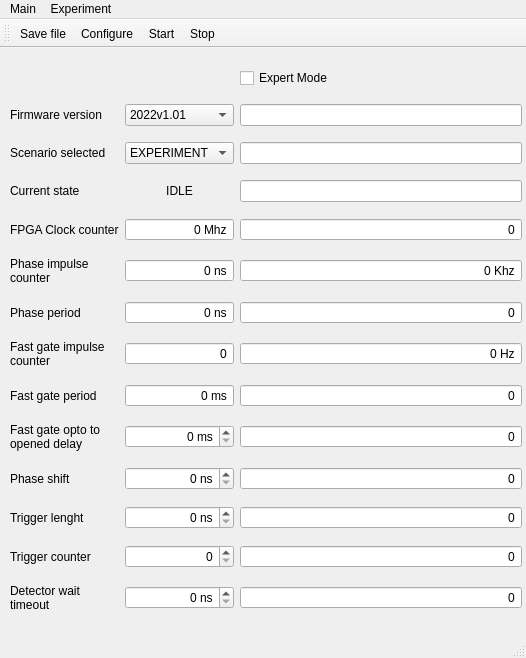
This is synchronization_block/mainwindow.ui in gergler/synchronization-block-software as Qt 5 draws it before an edit. The edited form follows.
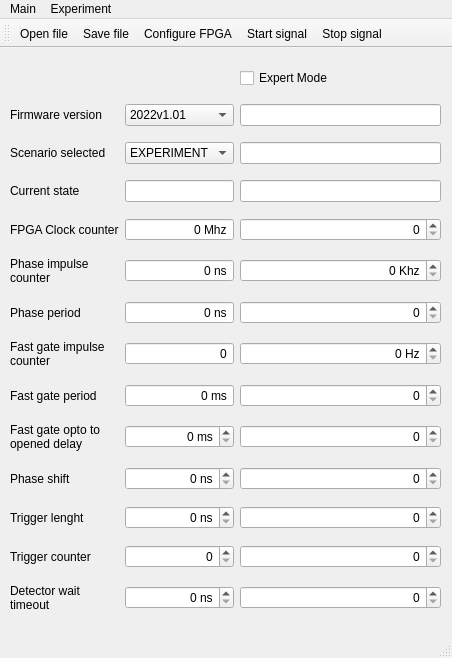
This is the edited form. Icons and pictures are not drawn.

Commit message: add json classes s Please enter the commit message for your changes. Lines starting

```diff
--- a/synchronization_block/mainwindow.ui
+++ b/synchronization_block/mainwindow.ui
@@ -6,7 +6,7 @@
    <rect>
     <x>0</x>
     <y>0</y>
-    <width>526</width>
+    <width>452</width>
     <height>658</height>
    </rect>
   </property>
@@ -18,7 +18,7 @@
   </property>
   <property name="minimumSize">
    <size>
-    <width>526</width>
+    <width>452</width>
     <height>658</height>
    </size>
   </property>
@@ -37,7 +37,7 @@
      <rect>
       <x>10</x>
       <y>10</y>
-      <width>512</width>
+      <width>431</width>
       <height>571</height>
      </rect>
     </property>
@@ -104,25 +104,6 @@
        </property>
       </widget>
      </item>
-     <item row="6" column="1" colspan="2">
-      <widget class="QLabel" name="current_state">
-       <property name="minimumSize">
-        <size>
-         <width>0</width>
-         <height>0</height>
-        </size>
-       </property>
-       <property name="layoutDirection">
-        <enum>Qt::RightToLeft</enum>
-       </property>
-       <property name="text">
-        <string>IDLE</string>
-       </property>
-       <property name="alignment">
-        <set>Qt::AlignCenter</set>
-       </property>
-      </widget>
-     </item>
      <item row="10" column="1" colspan="2">
       <widget class="QSpinBox" name="spinBox_10">
        <property name="alignment">
@@ -149,7 +130,7 @@
         <set>Qt::AlignRight|Qt::AlignTrailing|Qt::AlignVCenter</set>
        </property>
        <property name="buttonSymbols">
-        <enum>QAbstractSpinBox::NoButtons</enum>
+        <enum>QAbstractSpinBox::UpDownArrows</enum>
        </property>
        <property name="suffix">
         <string/>
@@ -162,7 +143,7 @@
         <set>Qt::AlignRight|Qt::AlignTrailing|Qt::AlignVCenter</set>
        </property>
        <property name="buttonSymbols">
-        <enum>QAbstractSpinBox::NoButtons</enum>
+        <enum>QAbstractSpinBox::UpDownArrows</enum>
        </property>
        <property name="suffix">
         <string> Hz</string>
@@ -206,7 +187,7 @@
         <set>Qt::AlignRight|Qt::AlignTrailing|Qt::AlignVCenter</set>
        </property>
        <property name="buttonSymbols">
-        <enum>QAbstractSpinBox::NoButtons</enum>
+        <enum>QAbstractSpinBox::UpDownArrows</enum>
        </property>
        <property name="suffix">
         <string/>
@@ -274,7 +255,7 @@
         <set>Qt::AlignRight|Qt::AlignTrailing|Qt::AlignVCenter</set>
        </property>
        <property name="buttonSymbols">
-        <enum>QAbstractSpinBox::NoButtons</enum>
+        <enum>QAbstractSpinBox::UpDownArrows</enum>
        </property>
        <property name="suffix">
         <string/>
@@ -294,7 +275,7 @@
         <set>Qt::AlignRight|Qt::AlignTrailing|Qt::AlignVCenter</set>
        </property>
        <property name="buttonSymbols">
-        <enum>QAbstractSpinBox::NoButtons</enum>
+        <enum>QAbstractSpinBox::UpDownArrows</enum>
        </property>
        <property name="suffix">
         <string/>
@@ -314,7 +295,7 @@
         <set>Qt::AlignRight|Qt::AlignTrailing|Qt::AlignVCenter</set>
        </property>
        <property name="buttonSymbols">
-        <enum>QAbstractSpinBox::NoButtons</enum>
+        <enum>QAbstractSpinBox::UpDownArrows</enum>
        </property>
        <property name="suffix">
         <string/>
@@ -354,7 +335,7 @@
         <set>Qt::AlignRight|Qt::AlignTrailing|Qt::AlignVCenter</set>
        </property>
        <property name="buttonSymbols">
-        <enum>QAbstractSpinBox::NoButtons</enum>
+        <enum>QAbstractSpinBox::UpDownArrows</enum>
        </property>
        <property name="suffix">
         <string/>
@@ -377,7 +358,7 @@
         <set>Qt::AlignRight|Qt::AlignTrailing|Qt::AlignVCenter</set>
        </property>
        <property name="buttonSymbols">
-        <enum>QAbstractSpinBox::NoButtons</enum>
+        <enum>QAbstractSpinBox::UpDownArrows</enum>
        </property>
        <property name="suffix">
         <string/>
@@ -390,7 +371,7 @@
         <set>Qt::AlignRight|Qt::AlignTrailing|Qt::AlignVCenter</set>
        </property>
        <property name="buttonSymbols">
-        <enum>QAbstractSpinBox::NoButtons</enum>
+        <enum>QAbstractSpinBox::UpDownArrows</enum>
        </property>
        <property name="suffix">
         <string> Khz</string>
@@ -411,7 +392,7 @@
         <set>Qt::AlignRight|Qt::AlignTrailing|Qt::AlignVCenter</set>
        </property>
        <property name="buttonSymbols">
-        <enum>QAbstractSpinBox::NoButtons</enum>
+        <enum>QAbstractSpinBox::UpDownArrows</enum>
        </property>
        <property name="suffix">
         <string/>
@@ -443,6 +424,9 @@
        </property>
       </widget>
      </item>
+     <item row="6" column="1" colspan="2">
+      <widget class="QLineEdit" name="current_state_line_edit_2"/>
+     </item>
     </layout>
    </widget>
   </widget>
@@ -451,7 +435,7 @@
     <rect>
      <x>0</x>
      <y>0</y>
-     <width>526</width>
+     <width>452</width>
      <height>22</height>
     </rect>
    </property>
@@ -485,6 +469,7 @@
    <attribute name="toolBarBreak">
     <bool>false</bool>
    </attribute>
+   <addaction name="action_open_file"/>
    <addaction name="action_save_file"/>
    <addaction name="action_configure"/>
    <addaction name="action_start"/>
@@ -523,7 +508,10 @@
      <normaloff>:/rec/img/configure.png</normaloff>:/rec/img/configure.png</iconset>
    </property>
    <property name="text">
-    <string>Configure</string>
+    <string>Configure FPGA</string>
+   </property>
+   <property name="toolTip">
+    <string>&lt;html&gt;&lt;head/&gt;&lt;body&gt;&lt;p&gt;FPGA reprogramming with entered data&lt;/p&gt;&lt;/body&gt;&lt;/html&gt;</string>
    </property>
   </action>
   <action name="action_start">
@@ -532,7 +520,10 @@
      <normaloff>:/rec/img/start.png</normaloff>:/rec/img/start.png</iconset>
    </property>
    <property name="text">
-    <string>Start</string>
+    <string>Start signal</string>
+   </property>
+   <property name="toolTip">
+    <string>Experiment start signal</string>
    </property>
   </action>
   <action name="action_stop">
@@ -541,10 +532,19 @@
      <normaloff>:/rec/img/stop.png</normaloff>:/rec/img/stop.png</iconset>
    </property>
    <property name="text">
-    <string>Stop</string>
+    <string>Stop signal</string>
    </property>
    <property name="toolTip">
-    <string>Stop</string>
+    <string>Experiment stop signal</string>
+   </property>
+  </action>
+  <action name="action_open_file">
+   <property name="icon">
+    <iconset resource="resource.qrc">
+     <normaloff>:/rec/img/open.png</normaloff>:/rec/img/open.png</iconset>
+   </property>
+   <property name="text">
+    <string>Open file</string>
    </property>
   </action>
  </widget>
```
Left out of the diff: 24 changed lines with no effect on the pictures. The commit also changes 6 other files.
